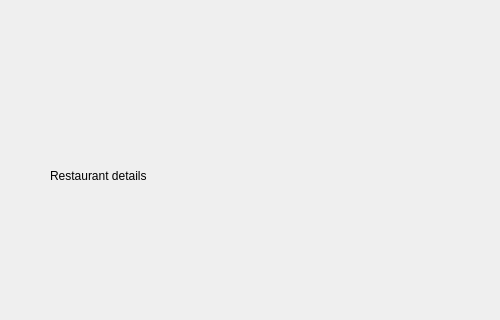
This is gui/Restaurant.ui in SENGStringray/Fine-food-finder as Qt 5 draws it before an edit. The edited form follows.
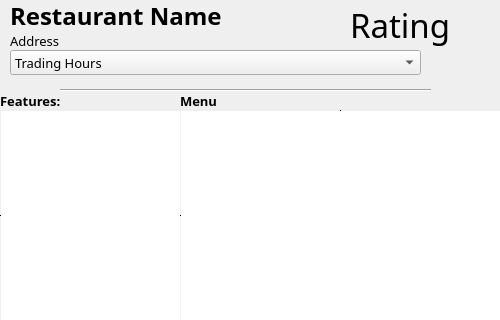
This is the edited form. Icons and pictures are not drawn.

Commit message: Update main to display data in Restaurant.py

```diff
--- a/gui/Restaurant.ui
+++ b/gui/Restaurant.ui
@@ -32,35 +32,233 @@
   <widget class="QLabel" name="lbl_restName">
    <property name="geometry">
     <rect>
-     <x>50</x>
+     <x>10</x>
+     <y>0</y>
+     <width>291</width>
+     <height>31</height>
+    </rect>
+   </property>
+   <property name="font">
+    <font>
+     <family>Sawasdee</family>
+     <pointsize>18</pointsize>
+     <weight>75</weight>
+     <bold>true</bold>
+    </font>
+   </property>
+   <property name="text">
+    <string>Restaurant Name</string>
+   </property>
+  </widget>
+  <widget class="Line" name="line">
+   <property name="geometry">
+    <rect>
+     <x>60</x>
+     <y>80</y>
+     <width>371</width>
+     <height>20</height>
+    </rect>
+   </property>
+   <property name="sizePolicy">
+    <sizepolicy hsizetype="MinimumExpanding" vsizetype="Fixed">
+     <horstretch>0</horstretch>
+     <verstretch>0</verstretch>
+    </sizepolicy>
+   </property>
+   <property name="orientation">
+    <enum>Qt::Horizontal</enum>
+   </property>
+  </widget>
+  <widget class="QWidget" name="widget_2" native="true">
+   <property name="geometry">
+    <rect>
+     <x>180</x>
+     <y>90</y>
+     <width>321</width>
+     <height>231</height>
+    </rect>
+   </property>
+   <property name="font">
+    <font>
+     <pointsize>13</pointsize>
+    </font>
+   </property>
+   <widget class="QLabel" name="label_5">
+    <property name="geometry">
+     <rect>
+      <x>0</x>
+      <y>0</y>
+      <width>161</width>
+      <height>21</height>
+     </rect>
+    </property>
+    <property name="font">
+     <font>
+      <family>Sawasdee</family>
+      <pointsize>10</pointsize>
+      <weight>75</weight>
+      <italic>false</italic>
+      <bold>true</bold>
+     </font>
+    </property>
+    <property name="text">
+     <string>Menu</string>
+    </property>
+   </widget>
+   <widget class="QTextEdit" name="lbl_restMenu">
+    <property name="geometry">
+     <rect>
+      <x>0</x>
+      <y>20</y>
+      <width>321</width>
+      <height>211</height>
+     </rect>
+    </property>
+    <property name="font">
+     <font>
+      <family>Sawasdee</family>
+      <pointsize>9</pointsize>
+      <italic>false</italic>
+     </font>
+    </property>
+    <property name="frameShape">
+     <enum>QFrame::VLine</enum>
+    </property>
+    <property name="frameShadow">
+     <enum>QFrame::Plain</enum>
+    </property>
+    <property name="readOnly">
+     <bool>true</bool>
+    </property>
+   </widget>
+  </widget>
+  <widget class="QLabel" name="lbl_restAddress">
+   <property name="geometry">
+    <rect>
+     <x>10</x>
      <y>30</y>
      <width>371</width>
-     <height>41</height>
+     <height>21</height>
     </rect>
    </property>
    <property name="font">
     <font>
-     <pointsize>20</pointsize>
+     <family>Sawasdee</family>
+     <pointsize>10</pointsize>
     </font>
    </property>
    <property name="text">
-    <string/>
+    <string>Address</string>
    </property>
   </widget>
-  <widget class="QLabel" name="lbl_restDetails">
+  <widget class="QComboBox" name="tradingHours">
    <property name="geometry">
     <rect>
-     <x>50</x>
-     <y>90</y>
+     <x>10</x>
+     <y>50</y>
      <width>411</width>
-     <height>171</height>
+     <height>25</height>
     </rect>
+   </property>
+   <property name="font">
+    <font>
+     <family>Sawasdee</family>
+     <pointsize>10</pointsize>
+     <italic>false</italic>
+    </font>
+   </property>
+   <item>
+    <property name="text">
+     <string>Trading Hours</string>
+    </property>
+   </item>
+  </widget>
+  <widget class="QWidget" name="widget" native="true">
+   <property name="geometry">
+    <rect>
+     <x>0</x>
+     <y>90</y>
+     <width>181</width>
+     <height>231</height>
+    </rect>
+   </property>
+   <property name="font">
+    <font>
+     <pointsize>13</pointsize>
+    </font>
+   </property>
+   <widget class="QLabel" name="label_6">
+    <property name="geometry">
+     <rect>
+      <x>0</x>
+      <y>0</y>
+      <width>161</width>
+      <height>21</height>
+     </rect>
+    </property>
+    <property name="font">
+     <font>
+      <family>Sawasdee</family>
+      <pointsize>10</pointsize>
+      <weight>75</weight>
+      <italic>false</italic>
+      <bold>true</bold>
+     </font>
+    </property>
+    <property name="text">
+     <string>Features:</string>
+    </property>
+   </widget>
+   <widget class="QTextEdit" name="lbl_restTags">
+    <property name="geometry">
+     <rect>
+      <x>0</x>
+      <y>20</y>
+      <width>181</width>
+      <height>211</height>
+     </rect>
+    </property>
+    <property name="font">
+     <font>
+      <family>Sawasdee</family>
+      <pointsize>9</pointsize>
+      <italic>false</italic>
+     </font>
+    </property>
+    <property name="frameShape">
+     <enum>QFrame::HLine</enum>
+    </property>
+    <property name="frameShadow">
+     <enum>QFrame::Plain</enum>
+    </property>
+    <property name="readOnly">
+     <bool>true</bool>
+    </property>
+    <property name="overwriteMode">
+     <bool>true</bool>
+    </property>
+    <property name="acceptRichText">
+     <bool>true</bool>
+    </property>
+   </widget>
+  </widget>
+  <widget class="QLabel" name="restaurantRating">
+   <property name="geometry">
+    <rect>
+     <x>350</x>
+     <y>0</y>
+     <width>141</width>
+     <height>50</height>
+    </rect>
+   </property>
+   <property name="font">
+    <font>
+     <family>Sawasdee</family>
+     <pointsize>25</pointsize>
+    </font>
    </property>
    <property name="text">
-    <string>Restaurant details</string>
-   </property>
-   <property name="textFormat">
-    <enum>Qt::PlainText</enum>
+    <string>Rating</string>
    </property>
   </widget>
  </widget>
```
Left out of the diff: 7 changed lines with no effect on the pictures. The commit also changes 2 other files.
